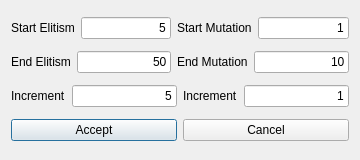
Above: genetictestdialog.ui from xQsme/RLP_Qt before the change. Below: the same form after it.
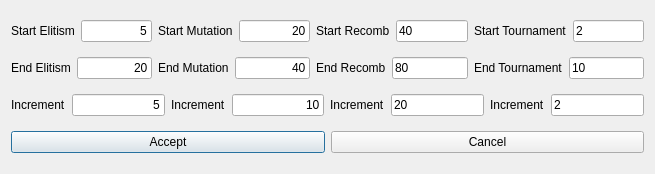
That is the form after the change.

Patch:
```diff
--- a/genetictestdialog.ui
+++ b/genetictestdialog.ui
@@ -6,8 +6,8 @@
    <rect>
     <x>0</x>
     <y>0</y>
-    <width>360</width>
-    <height>160</height>
+    <width>655</width>
+    <height>174</height>
    </rect>
   </property>
   <property name="windowTitle">
@@ -43,13 +43,41 @@
      <item>
       <widget class="QLineEdit" name="lineEditStartMutation">
        <property name="text">
-        <string>1</string>
+        <string>20</string>
        </property>
        <property name="alignment">
         <set>Qt::AlignRight|Qt::AlignTrailing|Qt::AlignVCenter</set>
        </property>
       </widget>
      </item>
+     <item>
+      <widget class="QLabel" name="label_7">
+       <property name="text">
+        <string>Start Recomb</string>
+       </property>
+      </widget>
+     </item>
+     <item>
+      <widget class="QLineEdit" name="lineEditStartRecombination">
+       <property name="text">
+        <string>40</string>
+       </property>
+      </widget>
+     </item>
+     <item>
+      <widget class="QLabel" name="label_10">
+       <property name="text">
+        <string>Start Tournament</string>
+       </property>
+      </widget>
+     </item>
+     <item>
+      <widget class="QLineEdit" name="lineEditStartTournament">
+       <property name="text">
+        <string>2</string>
+       </property>
+      </widget>
+     </item>
     </layout>
    </item>
    <item>
@@ -64,7 +92,7 @@
      <item>
       <widget class="QLineEdit" name="lineEditEndElitism">
        <property name="text">
-        <string>50</string>
+        <string>20</string>
        </property>
        <property name="alignment">
         <set>Qt::AlignRight|Qt::AlignTrailing|Qt::AlignVCenter</set>
@@ -81,13 +109,41 @@
      <item>
       <widget class="QLineEdit" name="lineEditEndMutation">
        <property name="text">
-        <string>10</string>
+        <string>40</string>
        </property>
        <property name="alignment">
         <set>Qt::AlignRight|Qt::AlignTrailing|Qt::AlignVCenter</set>
        </property>
       </widget>
      </item>
+     <item>
+      <widget class="QLabel" name="label_8">
+       <property name="text">
+        <string>End Recomb</string>
+       </property>
+      </widget>
+     </item>
+     <item>
+      <widget class="QLineEdit" name="lineEditEndRecombination">
+       <property name="text">
+        <string>80</string>
+       </property>
+      </widget>
+     </item>
+     <item>
+      <widget class="QLabel" name="label_11">
+       <property name="text">
+        <string>End Tournament</string>
+       </property>
+      </widget>
+     </item>
+     <item>
+      <widget class="QLineEdit" name="lineEditEndTournament">
+       <property name="text">
+        <string>10</string>
+       </property>
+      </widget>
+     </item>
     </layout>
    </item>
    <item>
@@ -119,13 +175,41 @@
      <item>
       <widget class="QLineEdit" name="lineEditIncrementMutation">
        <property name="text">
-        <string>1</string>
+        <string>10</string>
        </property>
        <property name="alignment">
         <set>Qt::AlignRight|Qt::AlignTrailing|Qt::AlignVCenter</set>
        </property>
       </widget>
      </item>
+     <item>
+      <widget class="QLabel" name="label_9">
+       <property name="text">
+        <string>Increment</string>
+       </property>
+      </widget>
+     </item>
+     <item>
+      <widget class="QLineEdit" name="lineEditIncrementRecombination">
+       <property name="text">
+        <string>20</string>
+       </property>
+      </widget>
+     </item>
+     <item>
+      <widget class="QLabel" name="label_12">
+       <property name="text">
+        <string>Increment</string>
+       </property>
+      </widget>
+     </item>
+     <item>
+      <widget class="QLineEdit" name="lineEditIncrementTournament">
+       <property name="text">
+        <string>2</string>
+       </property>
+      </widget>
+     </item>
     </layout>
    </item>
    <item>
```
